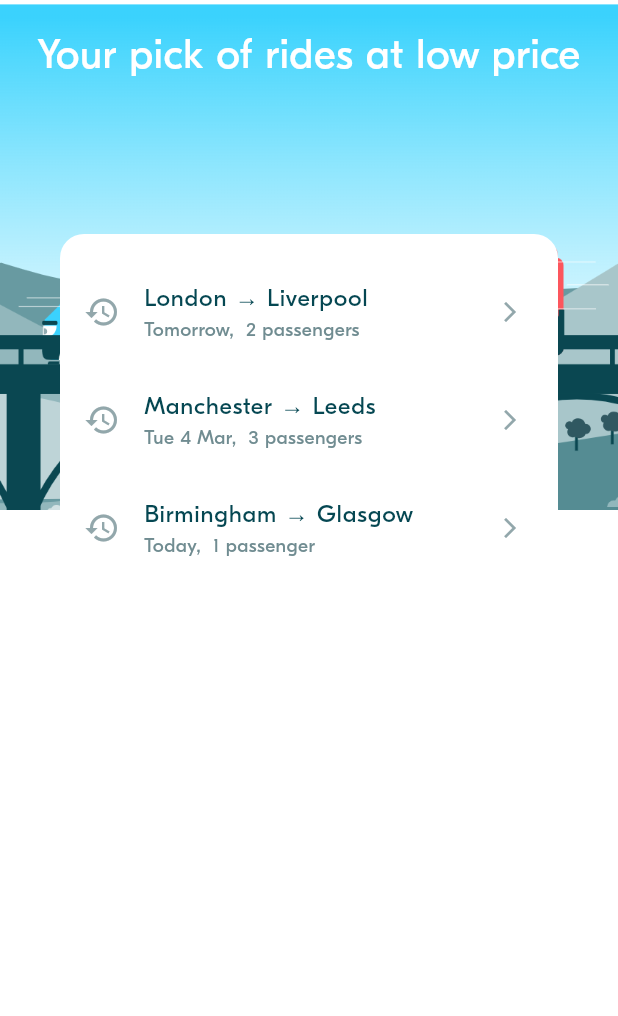
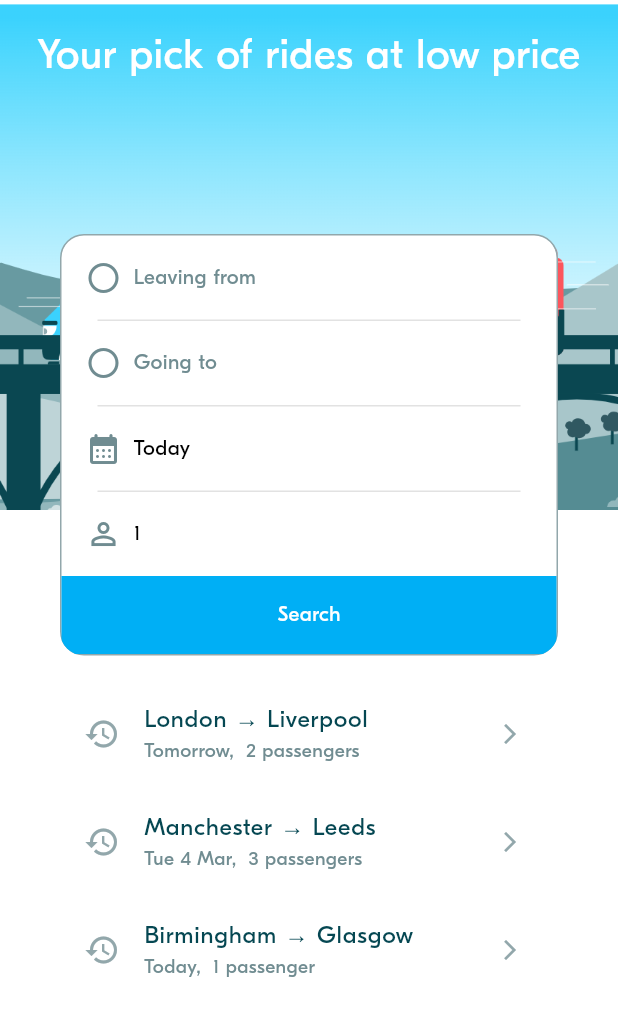
Before and after one commit to Hout-Manut/blablabla, a Flutter app: the screen it shows after launch, on a phone screen of 412 x 824 dp. Shown: the top 1016 px of the screen. Run offline on Flutter 3.47's test engine with Material 3 defaults, Android fonts, the phone set to English and light mode, and no system bars; project files that could hold a hidden picture were left out.

Commit message:
BLA-005 - Implement ride preference form

```diff
--- a/lib/screens/ride_pref/ride_pref_screen.dart
+++ b/lib/screens/ride_pref/ride_pref_screen.dart
@@ -22,12 +22,8 @@ class RidePrefScreen extends StatefulWidget {
 }
 
 class _RidePrefScreenState extends State<RidePrefScreen> {
-
-
   onRidePrefSelected(RidePref ridePref) {
-
-   // 1 - Navigate to the rides screen (with a buttom to top animation)
-
+    // 1 - Navigate to the rides screen (with a buttom to top animation)
   }
 
   @override
@@ -48,24 +44,25 @@ class _RidePrefScreenState extends State<RidePrefScreen> {
             SizedBox(height: 100),
             Container(
               margin: EdgeInsets.symmetric(horizontal: BlaSpacings.xxl),
-              decoration: BoxDecoration(
-                color: Colors.white, // White background
-                borderRadius: BorderRadius.circular(16), // Rounded corners
-              ),
               child: Column(
                 mainAxisAlignment: MainAxisAlignment.start,
                 crossAxisAlignment: CrossAxisAlignment.stretch,
                 children: [
-
-
-
                   // 2.1 Display the Form to input the ride preferences
-                  RidePrefForm(initRidePref: RidePrefService.currentRidePref,),
+                  Container(
+                    clipBehavior: Clip.antiAlias,
+                    decoration: BoxDecoration(
+                      color: Colors.white, // White background
+                      border: Border.all(color: BlaColors.neutralLighter),
+                      borderRadius: BorderRadius.circular(
+                        16,
+                      ),
+                    ),
+                    child: RidePrefForm(
+                      initRidePref: RidePrefService.currentRidePref,
+                    ),
+                  ),
                   SizedBox(height: BlaSpacings.m),
-
-
-
-
 
                   // 2.2 Optionally display a list of past preferences
                   SizedBox(
--- a/lib/screens/ride_pref/widgets/ride_pref_form.dart
+++ b/lib/screens/ride_pref/widgets/ride_pref_form.dart
@@ -1,3 +1,6 @@
+import 'package:blablabla/theme/theme.dart';
+import 'package:blablabla/utils/date_time_util.dart';
+import 'package:blablabla/widgets/display/bla_divider.dart';
 import 'package:flutter/material.dart';
 
 import '../../../model/ride/locations.dart';
@@ -5,7 +8,7 @@ import '../../../model/ride_pref/ride_pref.dart';
 
 ///
 /// A Ride Preference From is a view to select:
-///   - A depcarture location
+///   - A departure location
 ///   - An arrival location
 ///   - A date
 ///   - A number of seats
@@ -28,27 +31,170 @@ class _RidePrefFormState extends State<RidePrefForm> {
   Location? arrival;
   late int requestedSeats;
 
-
-
   // ----------------------------------
   // Initialize the Form attributes
   // ----------------------------------
-
   @override
   void initState() {
+    if (widget.initRidePref != null) {
+      departure = widget.initRidePref!.departure;
+      departureDate = widget.initRidePref!.departureDate;
+      arrival = widget.initRidePref!.arrival;
+      requestedSeats = widget.initRidePref!.requestedSeats;
+    } else {
+      departure = null;
+      departureDate = DateTime.now();
+      arrival = null;
+      requestedSeats = 1;
+    }
     super.initState();
-    // TODO
   }
 
   // ----------------------------------
   // Handle events
   // ----------------------------------
+  void departurePressed() {}
 
+  void swapLocations() {
+    setState(() {
+      Location? buffer = departure;
+      departure = arrival;
+      arrival = buffer;
+    });
+  }
+
+  void arrivalPressed() {}
+
+  void datePressed() {}
+
+  void seatsPressed() {}
+
+  void searchPressed() {}
 
   // ----------------------------------
   // Compute the widgets rendering
   // ----------------------------------
+  Widget buildInput(
+    BuildContext context, {
+    required Icon icon,
+    required String text,
+    required Color textColor,
+    required void Function() onTap,
+  }) {
+    return InkWell(
+      onTap: onTap,
+      child: Padding(
+        padding: EdgeInsets.symmetric(
+          horizontal: BlaSpacings.m,
+          vertical: BlaSpacings.m,
+        ),
+        child: Row(
+          mainAxisSize: MainAxisSize.max,
+          children: [
+            icon,
+            const SizedBox(width: 8),
+            Text(
+              text,
+              style: TextStyle(color: textColor, fontWeight: FontWeight.w500),
+            ),
+          ],
+        ),
+      ),
+    );
+  }
 
+  Widget buildDepartureInput(BuildContext context) {
+    String departureStr;
+    Color textColor;
+
+    if (departure == null) {
+      departureStr = 'Leaving from';
+      textColor = BlaColors.neutralLight;
+    } else {
+      departureStr = departure!.name;
+      textColor = Colors.black;
+    }
+    return InkWell(
+      onTap: departurePressed,
+      child: Padding(
+        padding: EdgeInsets.symmetric(
+          horizontal: BlaSpacings.m,
+          vertical: BlaSpacings.m,
+        ),
+        child: Row(
+          children: [
+            Expanded(
+              child: Row(
+                children: [
+                  Icon(
+                    Icons.radio_button_off_rounded,
+                    color: BlaColors.neutralLight,
+                  ),
+                  const SizedBox(width: 8),
+                  Text(
+                    departureStr,
+                    style: TextStyle(
+                      color: textColor,
+                      fontWeight: FontWeight.w500,
+                    ),
+                  ),
+                ],
+              ),
+            ),
+            if (departure != null)
+              InkWell(
+                onTap: swapLocations,
+                child: Icon(Icons.swap_vert_sharp, color: BlaColors.primary),
+              ),
+          ],
+        ),
+      ),
+    );
+  }
+
+  Widget buildArrivalInput(BuildContext context) {
+    String arrivalStr;
+    Color textColor;
+
+    if (arrival == null) {
+      arrivalStr = 'Going to';
+      textColor = BlaColors.neutralLight;
+    } else {
+      arrivalStr = arrival!.name;
+      textColor = Colors.black;
+    }
+
+    return buildInput(
+      context,
+      icon: Icon(Icons.radio_button_off_rounded, color: BlaColors.neutralLight),
+      text: arrivalStr,
+      textColor: textColor,
+      onTap: arrivalPressed,
+    );
+  }
+
+  Widget buildDateInput(BuildContext context) {
+    String dateStr = DateTimeUtils.formatDateTime(departureDate);
+    return buildInput(
+      context,
+      icon: Icon(Icons.calendar_month_rounded, color: BlaColors.neutralLight),
+      text: dateStr,
+      textColor: Colors.black,
+      onTap: datePressed,
+    );
+  }
+
+  Widget buildSeatsInput(BuildContext context) {
+    String seatsStr = requestedSeats.toString();
+
+    return buildInput(
+      context,
+      icon: Icon(Icons.person_outline, color: BlaColors.neutralLight),
+      text: seatsStr,
+      textColor: Colors.black,
+      onTap: seatsPressed,
+    );
+  }
 
   // ----------------------------------
   // Build the widgets
@@ -56,10 +202,36 @@ class _RidePrefFormState extends State<RidePrefForm> {
   @override
   Widget build(BuildContext context) {
     return Column(
-        mainAxisAlignment: MainAxisAlignment.start,
-        crossAxisAlignment: CrossAxisAlignment.stretch,
-        children: [
-
-        ]);
+      mainAxisAlignment: MainAxisAlignment.start,
+      crossAxisAlignment: CrossAxisAlignment.stretch,
+      children: [
+        buildDepartureInput(context),
+        const Padding(
+          padding: EdgeInsets.symmetric(horizontal: BlaSpacings.l),
+          child: BlaDivider(),
+        ),
+        buildArrivalInput(context),
+        const Padding(
+          padding: EdgeInsets.symmetric(horizontal: BlaSpacings.l),
+          child: BlaDivider(),
+        ),
+        buildDateInput(context),
+        const Padding(
+          padding: EdgeInsets.symmetric(horizontal: BlaSpacings.l),
+          child: BlaDivider(),
+        ),
+        buildSeatsInput(context),
+        InkWell(
+          onTap: searchPressed,
+          child: Container(
+            padding: EdgeInsets.symmetric(vertical: BlaSpacings.m),
+            color: BlaColors.primary,
+            child: Center(
+              child: Text("Search", style: TextStyle(color: BlaColors.white)),
+            ),
+          ),
+        ),
+      ],
+    );
   }
 }
```
Also changed, not shown: 1 other file.
